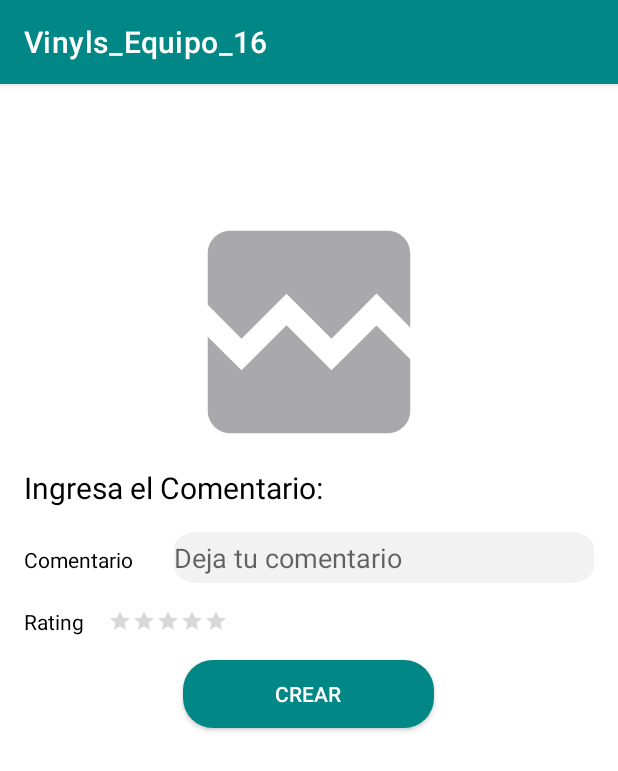
After one commit to WillyBallesteros/MISW-4203-ISAM, an Android app built with Jetpack Compose: the fragment AlbumAddCommentFragment shown on its own in the app's theme, on a phone screen of 412 x 824 dp. The commit adds this screen. Shown: the top 771 px of the screen. Run offline under Robolectric (Android 15) with nearby library versions, the phone set to English and light mode, and no system bars; network calls fail; pictures from the network do not load.

Commit message:
HU-09 Agregar fragment de agregar comentarios a album

```diff
--- /dev/null
+++ b/AndroidApp/app/src/main/java/com/example/vinyls_equipo_16/ui/AlbumAddCommentFragment.kt
@@ -0,0 +1,122 @@
+package com.example.vinyls_equipo_16.ui
+
+import android.annotation.SuppressLint
+import android.app.Dialog
+import android.os.Bundle
+import androidx.fragment.app.Fragment
+import android.view.LayoutInflater
+import android.view.View
+import android.view.ViewGroup
+import android.widget.Button
+import android.widget.EditText
+import android.widget.NumberPicker
+import android.widget.Toast
+import androidx.core.net.toUri
+import androidx.lifecycle.lifecycleScope
+import androidx.navigation.fragment.findNavController
+import com.bumptech.glide.Glide
+import com.bumptech.glide.request.RequestOptions
+import com.example.vinyls_equipo_16.R
+import com.example.vinyls_equipo_16.databinding.AlbumAddCommentFragmentBinding
+import com.example.vinyls_equipo_16.databinding.AlbumAddTrackFragmentBinding
+import com.example.vinyls_equipo_16.network.NetworkServiceAdapter
+import kotlinx.coroutines.launch
+
+
+class AlbumAddCommentFragment : Fragment() {
+    private var _binding: AlbumAddCommentFragmentBinding? = null
+    private val binding get() = _binding!!
+
+    override fun onCreate(savedInstanceState: Bundle?) {
+        super.onCreate(savedInstanceState)
+    }
+
+    override fun onCreateView(
+        inflater: LayoutInflater, container: ViewGroup?,
+        savedInstanceState: Bundle?
+    ): View? {
+        _binding = AlbumAddCommentFragmentBinding.inflate(inflater, container, false)
+        return binding.root
+    }
+
+    override fun onViewCreated(view: View, savedInstanceState: Bundle?) {
+        super.onViewCreated(view, savedInstanceState)
+
+
+        binding.btnCreate.setOnClickListener {
+            attemptAddComment()
+        }
+
+
+    }
+
+    private fun attemptAddComment() {
+        if (!validateFields()) {
+            return
+        }
+        val albumId = arguments?.getString("albumId")?.toInt()
+        /*var cover = arguments?.getString("cover")*/
+        if (albumId == null || albumId == 0) {
+            Toast.makeText(context, "Error al crear el álbum", Toast.LENGTH_LONG).show()
+            return
+        }
+        val comment = binding.textComment.text.toString()
+        val rating = binding.ratingBar.rating.toInt()
+        val collectorId = 1
+
+        val networkServiceAdapter = NetworkServiceAdapter.getInstance(requireContext())
+
+        lifecycleScope.launch {
+            try {
+                networkServiceAdapter.addCommentToAlbum(albumId, comment, rating, collectorId)
+                Toast.makeText(context, "Comment agregada con éxito", Toast.LENGTH_SHORT).show()
+                val bundle = Bundle()
+                bundle.putInt("albumId", albumId)
+                findNavController().navigate(R.id.action_albumAddCommentFragment_to_albumDetailFragment, bundle)
+            } catch (e: Exception) {
+                Toast.makeText(context, "Error al agregar Comment a el álbum: ${e.message}", Toast.LENGTH_LONG).show()
+            }
+        }
+    }
+
+    private fun validateFields(): Boolean {
+        if (binding.textComment.text.toString().trim().isEmpty()) {
+            binding.textComment.error = "Este campo es requerido"
+            return false
+        }
+        if (binding.ratingBar.rating == 0f) {
+            Toast.makeText(context, "Por favor, selecciona una calificación", Toast.LENGTH_SHORT).show()
+            return false
+        }
+        return true
+    }
+
+    @SuppressLint("SimpleDateFormat")
+    @Deprecated("Deprecated in Java")
+    override fun onActivityCreated(savedInstanceState: Bundle?) {
+
+        super.onActivityCreated(savedInstanceState)
+        val activity = requireNotNull(this.activity) {
+        }
+        activity.actionBar?.title = getString(R.string.title_comments)
+        val albumName = arguments?.getString("name")
+        val cover = arguments?.getString("cover")
+
+        binding.albumName.text = albumName
+
+        Glide.with(this)
+            .load(cover?.toUri()?.buildUpon()?.scheme("https")?.build())
+            .apply(
+                RequestOptions()
+                    .placeholder(R.drawable.loading_animation)
+
+                    .error(R.drawable.ic_broken_image)
+            )
+            .into(binding.albumCover)
+    }
+
+    override fun onDestroyView() {
+        super.onDestroyView()
+        _binding = null
+    }
+}
--- a/AndroidApp/app/src/main/java/com/example/vinyls_equipo_16/ui/AlbumDetailFragment.kt
+++ b/AndroidApp/app/src/main/java/com/example/vinyls_equipo_16/ui/AlbumDetailFragment.kt
@@ -77,6 +77,10 @@ class AlbumDetailFragment : Fragment() {
 
         view.findViewById<FloatingActionButton>(R.id.fab).setOnClickListener {
             findNavController().navigate(R.id.action_albumDetailFragment_to_albumAddTrackFragment, bundle)
+        }
+
+        view.findViewById<FloatingActionButton>(R.id.comment_icon).setOnClickListener {
+            findNavController().navigate(R.id.action_albumDetailFragment_to_albumAddCommentFragment, bundle)
         }
 
     }
--- /dev/null
+++ b/AndroidApp/app/src/main/res/layout/album_add_comment_fragment.xml
@@ -0,0 +1,113 @@
+<?xml version="1.0" encoding="utf-8"?>
+<FrameLayout xmlns:android="http://schemas.android.com/apk/res/android"
+    xmlns:app="http://schemas.android.com/apk/res-auto"
+    xmlns:tools="http://schemas.android.com/tools"
+    android:layout_width="match_parent"
+    android:layout_height="match_parent"
+    tools:context=".ui.AlbumAddCommentFragment">
+
+    <ScrollView android:layout_width="match_parent"
+        android:layout_height="match_parent"
+        android:fillViewport="true">
+
+        <LinearLayout
+            android:layout_width="match_parent"
+            android:layout_height="wrap_content"
+            android:orientation="vertical"
+            android:padding="16dp">
+
+            <LinearLayout
+                android:layout_width="match_parent"
+                android:layout_height="wrap_content"
+                android:orientation="horizontal"
+                android:padding="16dp">
+
+                <TextView
+                    android:id="@+id/album_name"
+                    android:layout_width="wrap_content"
+                    android:layout_height="wrap_content"
+                    android:textAppearance="?attr/textAppearanceHeadline6"
+                    android:textStyle="bold" />
+
+            </LinearLayout>
+
+            <ImageView
+                android:layout_width="match_parent"
+                android:layout_height="180dp"
+                android:adjustViewBounds="true"
+                android:scaleType="fitCenter"
+                android:id="@+id/album_cover"
+                android:contentDescription="@string/album_item_content_descriptor" />
+            <LinearLayout
+                android:layout_width="match_parent"
+                android:layout_height="wrap_content"
+                android:orientation="horizontal"
+                android:layout_marginBottom="16dp">
+                <TextView
+                    android:id="@+id/textView8"
+                    android:layout_width="wrap_content"
+                    android:layout_height="wrap_content"
+                    android:textColor="@color/black"
+                    android:textSize="20sp"
+                    android:text="@string/label_add_comment" />
+            </LinearLayout>
+            <LinearLayout
+                android:layout_width="match_parent"
+                android:layout_height="wrap_content"
+                android:orientation="horizontal"
+                android:layout_marginBottom="16dp">
+                <TextView
+                    android:id="@+id/label_comment"
+                    android:layout_width="100dp"
+                    android:layout_height="wrap_content"
+                    android:text="@string/label_add_coment"
+                    style="@style/labelTextNew" />
+                <EditText
+                    android:id="@+id/textComment"
+                    android:layout_width="0dp"
+                    android:layout_height="wrap_content"
+                    android:layout_weight="1"
+                    android:background="@drawable/input_background"
+                    android:autofillHints="@string/album_add_comment_fragment_autofillHints_comment"
+                    android:inputType="textNoSuggestions"
+                    android:hint="@string/album_add_comment_fragment_autofillHints_comment"/>
+            </LinearLayout>
+
+            <LinearLayout
+                android:layout_width="match_parent"
+                android:layout_height="wrap_content"
+                android:orientation="horizontal"
+                android:layout_marginBottom="16dp">
+
+                <TextView
+                    android:id="@+id/labelCommentRating"
+                    android:layout_width="wrap_content"
+                    android:layout_height="wrap_content"
+                    android:text="@string/label_comment_rating"
+                    style="@style/labelTextNew" />
+
+
+                <RatingBar
+                    android:id="@+id/ratingBar"
+                    android:layout_width="wrap_content"
+                    android:layout_height="wrap_content"
+                    android:numStars="5"
+                    android:stepSize="1"
+                    android:rating="0"
+                    android:isIndicator="false"
+                style="?android:attr/ratingBarStyleSmall"
+                android:layout_marginStart="16dp"
+                android:layout_gravity="center_vertical" />
+            </LinearLayout>
+
+
+            <Button
+                android:id="@+id/btnCreate"
+                android:layout_width="167dp"
+                android:layout_height="45dp"
+                android:text="@string/create"
+                android:layout_gravity="center_horizontal"
+                style="@style/ButtonRounded" />
+        </LinearLayout>
+    </ScrollView>
+</FrameLayout>
--- a/AndroidApp/app/src/main/res/values/strings.xml
+++ b/AndroidApp/app/src/main/res/values/strings.xml
@@ -113,8 +113,14 @@
     <string name="label_track_duration">Duración</string>
     <string name="album_add_track_fragment_autofillHints_duration">Duración</string>
     <string name="label_add_track">Ingresa el Track:</string>
+    <string name="label_add_comment">Ingresa el Comentario:</string>
     <string name="add_comment">Agregar comentario</string>
     <string name="add_track">Agregar track</string>
+    <string name="label_comment_rating">Rating</string>
+    <string name="label_add_coment">Comentario</string>
+    <string name="album_add_comment_fragment_autofillHints_comment">Deja tu comentario</string>
+    <string name="album_add_comment_fragment_autofillHints_rating">Rating</string>
+
 
 
 </resources>
```
Also changed, not shown: AndroidApp/app/src/main/java/com/example/vinyls_equipo_16/network/NetworkServiceAdapter.kt (+38 -0 lines), AndroidApp/app/src/main/res/navigation/nav_graph.xml (+12 -0 lines).
